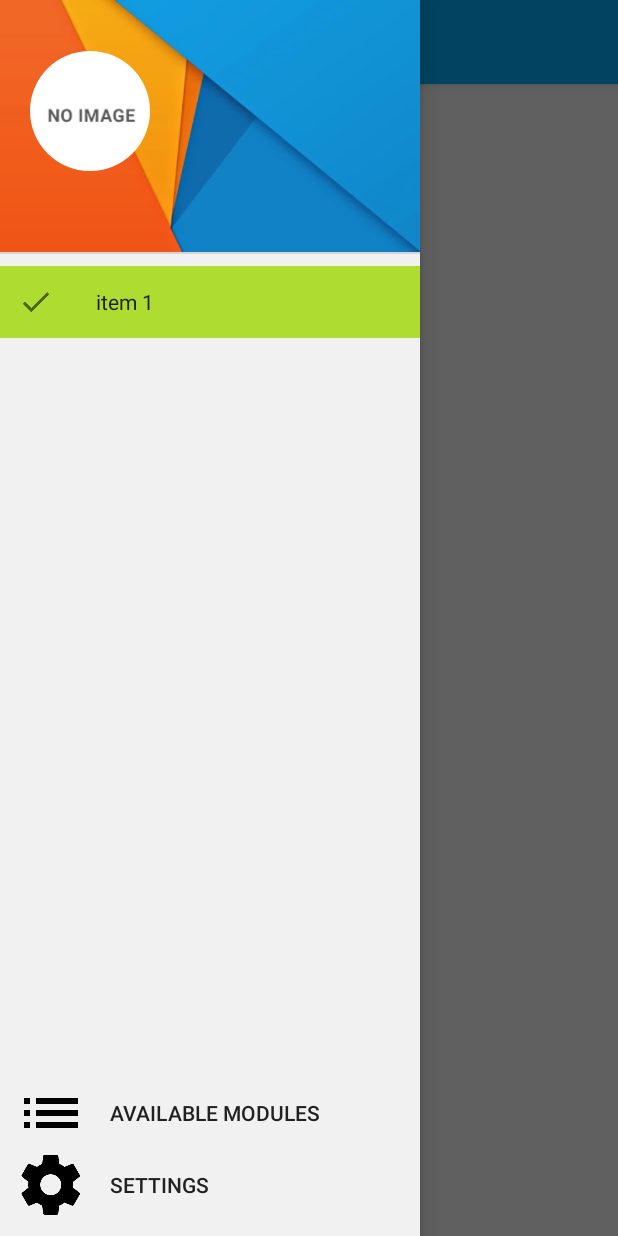
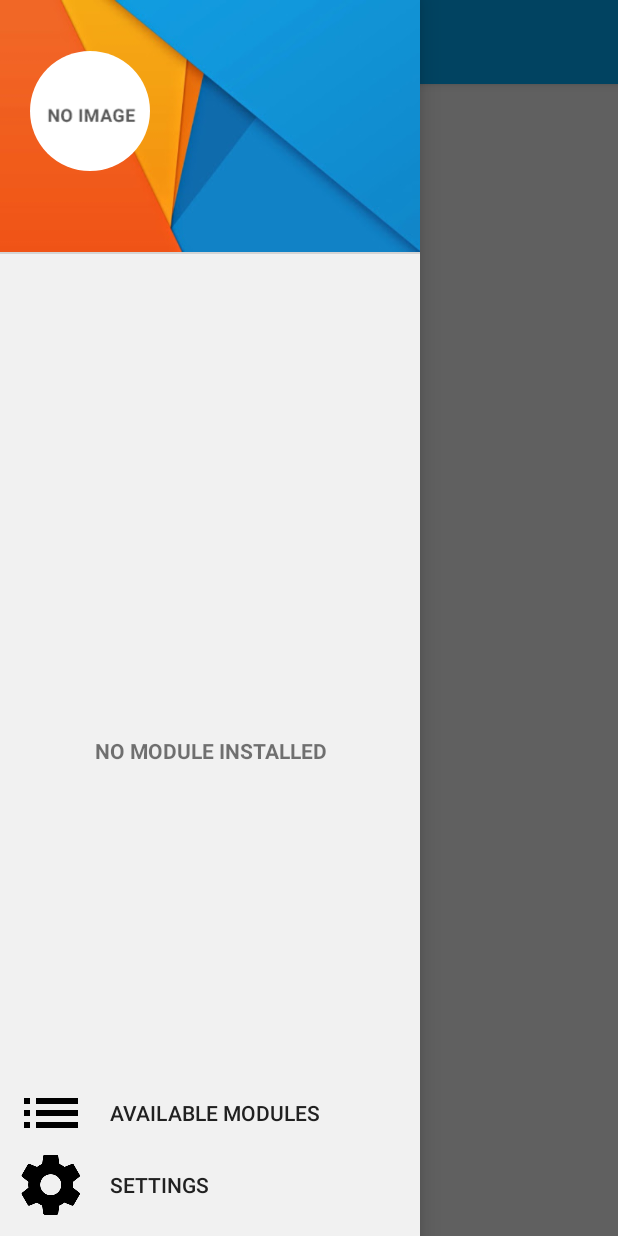
Before and after one commit to wlsc/assistance-platform-client-android, an Android app: the MainActivity screen opened directly, with no data from a screen before it, with the side drawer open, on a phone screen of 412 x 824 dp. Run offline under Robolectric (Android 15) with nearby library versions, the phone set to English and light mode, and no system bars; our stand-ins replace ButterKnife, Picasso; libraries missing offline, so code that uses them is left out: com.pkmmte.view, retrofit.android, retrofit.client; plain views replace CircularImageView; pictures from the network do not load; 5 statements that could not run were skipped.

Commit message:
+ added no mobule installed to drawer layout if no modules

```diff
--- a/app/src/main/java/de/tu_darmstadt/tk/android/assistance/activities/AvailableModulesActivity.java
+++ b/app/src/main/java/de/tu_darmstadt/tk/android/assistance/activities/AvailableModulesActivity.java
@@ -49,11 +49,11 @@ public class AvailableModulesActivity extends DrawerActivity implements DrawerHa
         boolean userHasModulesInstalled = UserUtils.isUserHasModules(getApplicationContext());
 
         if (userHasModulesInstalled) {
-            mDrawerLayout.setDrawerLockMode(DrawerLayout.LOCK_MODE_UNLOCKED);
-            mDrawerFragment.getActionBarDrawerToggle().setDrawerIndicatorEnabled(true);
+//            mDrawerLayout.setDrawerLockMode(DrawerLayout.LOCK_MODE_UNLOCKED);
+//            mDrawerFragment.getActionBarDrawerToggle().setDrawerIndicatorEnabled(true);
         } else {
-            mDrawerLayout.setDrawerLockMode(DrawerLayout.LOCK_MODE_LOCKED_CLOSED);
-            mDrawerFragment.getActionBarDrawerToggle().setDrawerIndicatorEnabled(false);
+//            mDrawerLayout.setDrawerLockMode(DrawerLayout.LOCK_MODE_LOCKED_CLOSED);
+//            mDrawerFragment.getActionBarDrawerToggle().setDrawerIndicatorEnabled(false);
         }
 
         //Inflate this layout into drawer container
--- a/app/src/main/java/de/tu_darmstadt/tk/android/assistance/fragments/DrawerFragment.java
+++ b/app/src/main/java/de/tu_darmstadt/tk/android/assistance/fragments/DrawerFragment.java
@@ -5,7 +5,6 @@ import android.app.Activity;
 import android.app.Fragment;
 import android.content.Intent;
 import android.content.res.Configuration;
-import android.graphics.drawable.Drawable;
 import android.os.Build;
 import android.os.Bundle;
 import android.os.Environment;
@@ -64,6 +63,9 @@ public class DrawerFragment extends Fragment implements DrawerHandler {
     @Bind(R.id.drawerList)
     protected RecyclerView mDrawerList;
 
+    @Bind(R.id.drawer_no_modules)
+    protected TextView mDrawerNoModules;
+
     private View mFragmentContainerView;
 
     private int mCurrentSelectedPosition = 0;
@@ -107,7 +109,16 @@ public class DrawerFragment extends Fragment implements DrawerHandler {
         mDrawerList.setLayoutManager(layoutManager);
         mDrawerList.setHasFixedSize(true);
 
-        List<DrawerItem> navigationItems = getMenu();
+        List<DrawerItem> navigationItems = getDrawerListItems();
+
+        if (navigationItems.size() == 0) {
+            // show no modules selected
+            mDrawerList.setVisibility(View.GONE);
+            mDrawerNoModules.setVisibility(View.VISIBLE);
+        } else {
+            mDrawerList.setVisibility(View.VISIBLE);
+            mDrawerNoModules.setVisibility(View.GONE);
+        }
 
         DrawerAdapter adapter = new DrawerAdapter(navigationItems);
         adapter.setNavigationDrawerCallbacks(this);
@@ -137,19 +148,19 @@ public class DrawerFragment extends Fragment implements DrawerHandler {
     }
 
     @TargetApi(Build.VERSION_CODES.KITKAT_WATCH)
-    public List<DrawerItem> getMenu() {
+    public List<DrawerItem> getDrawerListItems() {
 
         List<DrawerItem> items = new ArrayList<DrawerItem>();
 
-        Drawable item1 = null;
-
-        if (Build.VERSION.SDK_INT > Build.VERSION_CODES.KITKAT_WATCH) {
-            item1 = getResources().getDrawable(R.drawable.ic_menu_check, null);
-        } else {
-            item1 = getResources().getDrawable(R.drawable.ic_menu_check);
-        }
-
-        items.add(new DrawerItem("item 1", item1));
+//        Drawable item1 = null;
+//
+//        if (Build.VERSION.SDK_INT > Build.VERSION_CODES.KITKAT_WATCH) {
+//            item1 = getResources().getDrawable(R.drawable.ic_menu_check, null);
+//        } else {
+//            item1 = getResources().getDrawable(R.drawable.ic_menu_check);
+//        }
+//
+//        items.add(new DrawerItem("item 1", item1));
 
         return items;
     }
@@ -161,6 +172,7 @@ public class DrawerFragment extends Fragment implements DrawerHandler {
      * @param drawerLayout The DrawerLayout containing this fragment's UI.
      * @param toolbar      The Toolbar of the activity.
      */
+
     public void setup(int fragmentId, DrawerLayout drawerLayout, final Toolbar toolbar) {
 
         ButterKnife.bind(getActivity());
@@ -237,9 +249,11 @@ public class DrawerFragment extends Fragment implements DrawerHandler {
         if (mDrawerLayout != null) {
             mDrawerLayout.closeDrawer(mFragmentContainerView);
         }
+
         if (mCallbacks != null) {
             mCallbacks.onNavigationDrawerItemSelected(position);
         }
+
         ((DrawerAdapter) mDrawerList.getAdapter()).selectPosition(position);
     }
 
--- a/app/src/main/java/de/tu_darmstadt/tk/android/assistance/models/cards/ModuleCard.java
+++ b/app/src/main/java/de/tu_darmstadt/tk/android/assistance/models/cards/ModuleCard.java
@@ -49,13 +49,16 @@ public class ModuleCard extends Card {
     @OnClick(R.id.install_module)
     void onInstallClicked() {
         Log.d(TAG, "Module installation button clicked");
-        // propagate install event to activity
+
+        // propagate event to activity
         EventBus.getDefault().post(new ModuleInstallEvent(getModuleId()));
     }
 
     @OnClick(R.id.more_info_module)
     void onMoreInfoClicked() {
         Log.d(TAG, "More information about a module clicked");
+
+        // propagate event to activity
         EventBus.getDefault().post(new ModuleShowMoreInfoEvent(getModuleId()));
     }
 
--- a/app/src/main/res/layout/fragment_drawer.xml
+++ b/app/src/main/res/layout/fragment_drawer.xml
@@ -83,6 +83,15 @@
             android:clickable="true"
             android:scrollbars="vertical" />
 
+        <TextView
+            android:id="@+id/drawer_no_modules"
+            android:layout_width="match_parent"
+            android:layout_height="match_parent"
+            android:gravity="center"
+            android:text="@string/drawer_no_module_data_available"
+            android:textStyle="bold"
+            android:visibility="gone" />
+
         <RelativeLayout
             android:layout_width="match_parent"
             android:layout_height="wrap_content"
--- a/app/src/main/res/values/strings.xml
+++ b/app/src/main/res/values/strings.xml
@@ -44,6 +44,7 @@
     <string name="drawer_close">Menu closed</string>
     <string name="drawer_available_modules">Available modules</string>
     <string name="drawer_settings">Settings</string>
+    <string name="drawer_no_module_data_available">NO MODULE INSTALLED</string>
 
     <!-- SPLASH SCREEN -->
     <string name="splash_loading">LOADING</string>
```
